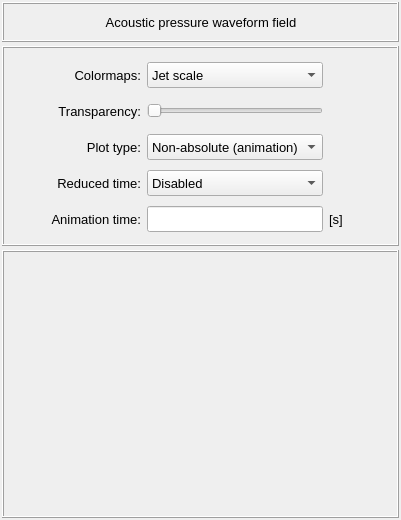
Old version of the form vibra/interface/data/ui_files/plots/acoustic/acoustic_pressure_waveform_field_inputs.ui in the repository MOPT-UFSC/VIBRA.
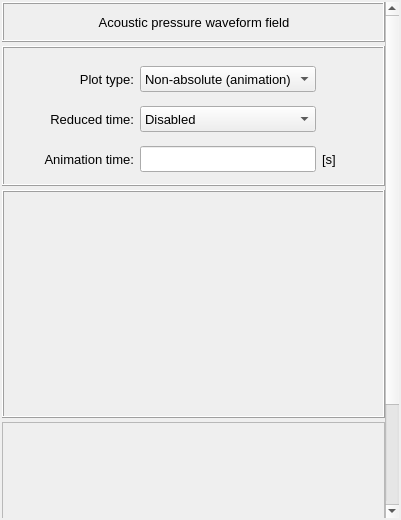
New version of the form.

```diff
--- a/vibra/interface/data/ui_files/plots/acoustic/acoustic_pressure_waveform_field_inputs.ui
+++ b/vibra/interface/data/ui_files/plots/acoustic/acoustic_pressure_waveform_field_inputs.ui
@@ -48,8 +48,8 @@
        <rect>
         <x>0</x>
         <y>0</y>
-        <width>397</width>
-        <height>516</height>
+        <width>383</width>
+        <height>648</height>
        </rect>
       </property>
       <layout class="QGridLayout" name="gridLayout_6">
@@ -71,82 +71,20 @@
        <property name="verticalSpacing">
         <number>4</number>
        </property>
-       <item row="0" column="0">
-        <widget class="QFrame" name="frame">
+       <item row="3" column="0">
+        <widget class="QFrame" name="frame_color">
          <property name="minimumSize">
           <size>
            <width>0</width>
-           <height>40</height>
-          </size>
-         </property>
-         <property name="maximumSize">
-          <size>
-           <width>16777215</width>
-           <height>40</height>
+           <height>228</height>
           </size>
          </property>
          <property name="frameShape">
-          <enum>QFrame::Shape::Box</enum>
+          <enum>QFrame::Shape::StyledPanel</enum>
          </property>
          <property name="frameShadow">
           <enum>QFrame::Shadow::Raised</enum>
          </property>
-         <property name="lineWidth">
-          <number>1</number>
-         </property>
-         <layout class="QGridLayout" name="gridLayout">
-          <property name="leftMargin">
-           <number>10</number>
-          </property>
-          <property name="topMargin">
-           <number>0</number>
-          </property>
-          <property name="bottomMargin">
-           <number>0</number>
-          </property>
-          <property name="spacing">
-           <number>0</number>
-          </property>
-          <item row="0" column="0">
-           <widget class="QLabel" name="label">
-            <property name="minimumSize">
-             <size>
-              <width>0</width>
-              <height>0</height>
-             </size>
-            </property>
-            <property name="maximumSize">
-             <size>
-              <width>16777215</width>
-              <height>16777215</height>
-             </size>
-            </property>
-            <property name="font">
-             <font>
-              <family>Segoe UI</family>
-              <pointsize>10</pointsize>
-              <italic>false</italic>
-              <bold>false</bold>
-             </font>
-            </property>
-            <property name="frameShape">
-             <enum>QFrame::Shape::NoFrame</enum>
-            </property>
-            <property name="frameShadow">
-             <enum>QFrame::Shadow::Raised</enum>
-            </property>
-            <property name="text">
-             <string>Acoustic pressure waveform field</string>
-            </property>
-            <property name="textFormat">
-             <enum>Qt::TextFormat::AutoText</enum>
-            </property>
-            <property name="alignment">
-             <set>Qt::AlignmentFlag::AlignCenter</set>
-            </property>
-           </widget>
-          </item>
-         </layout>
         </widget>
        </item>
        <item row="1" column="0">
@@ -230,296 +168,7 @@
              <property name="bottomMargin">
               <number>0</number>
              </property>
-             <item row="0" column="0">
-              <spacer name="horizontalSpacer_13">
-               <property name="orientation">
-                <enum>Qt::Orientation::Horizontal</enum>
-               </property>
-               <property name="sizeHint" stdset="0">
-                <size>
-                 <width>40</width>
-                 <height>20</height>
-                </size>
-               </property>
-              </spacer>
-             </item>
-             <item row="1" column="3">
-              <widget class="QSlider" name="slider_transparency">
-               <property name="minimumSize">
-                <size>
-                 <width>176</width>
-                 <height>0</height>
-                </size>
-               </property>
-               <property name="maximumSize">
-                <size>
-                 <width>200</width>
-                 <height>16777215</height>
-                </size>
-               </property>
-               <property name="orientation">
-                <enum>Qt::Orientation::Horizontal</enum>
-               </property>
-              </widget>
-             </item>
-             <item row="2" column="1">
-              <widget class="QLabel" name="label_color_scalling">
-               <property name="minimumSize">
-                <size>
-                 <width>110</width>
-                 <height>26</height>
-                </size>
-               </property>
-               <property name="maximumSize">
-                <size>
-                 <width>110</width>
-                 <height>26</height>
-                </size>
-               </property>
-               <property name="font">
-                <font>
-                 <pointsize>10</pointsize>
-                </font>
-               </property>
-               <property name="text">
-                <string>Plot type:</string>
-               </property>
-               <property name="alignment">
-                <set>Qt::AlignmentFlag::AlignRight|Qt::AlignmentFlag::AlignTrailing|Qt::AlignmentFlag::AlignVCenter</set>
-               </property>
-              </widget>
-             </item>
-             <item row="4" column="5">
-              <spacer name="horizontalSpacer">
-               <property name="orientation">
-                <enum>Qt::Orientation::Horizontal</enum>
-               </property>
-               <property name="sizeHint" stdset="0">
-                <size>
-                 <width>40</width>
-                 <height>20</height>
-                </size>
-               </property>
-              </spacer>
-             </item>
-             <item row="4" column="3">
-              <widget class="QLineEdit" name="lineEdit_animation_time">
-               <property name="minimumSize">
-                <size>
-                 <width>0</width>
-                 <height>26</height>
-                </size>
-               </property>
-               <property name="maximumSize">
-                <size>
-                 <width>16777215</width>
-                 <height>26</height>
-                </size>
-               </property>
-               <property name="font">
-                <font>
-                 <pointsize>10</pointsize>
-                </font>
-               </property>
-              </widget>
-             </item>
              <item row="0" column="3">
-              <widget class="QFrame" name="frame_7">
-               <property name="minimumSize">
-                <size>
-                 <width>176</width>
-                 <height>0</height>
-                </size>
-               </property>
-               <property name="maximumSize">
-                <size>
-                 <width>176</width>
-                 <height>16777215</height>
-                </size>
-               </property>
-               <property name="frameShape">
-                <enum>QFrame::Shape::NoFrame</enum>
-               </property>
-               <property name="frameShadow">
-                <enum>QFrame::Shadow::Raised</enum>
-               </property>
-               <layout class="QGridLayout" name="gridLayout_14">
-                <property name="leftMargin">
-                 <number>0</number>
-                </property>
-                <property name="topMargin">
-                 <number>0</number>
-                </property>
-                <property name="rightMargin">
-                 <number>0</number>
-                </property>
-                <property name="bottomMargin">
-                 <number>0</number>
-                </property>
-                <property name="spacing">
-                 <number>0</number>
-                </property>
-                <item row="0" column="0">
-                 <widget class="QComboBox" name="comboBox_colormaps">
-                  <property name="minimumSize">
-                   <size>
-                    <width>120</width>
-                    <height>26</height>
-                   </size>
-                  </property>
-                  <property name="maximumSize">
-                   <size>
-                    <width>200</width>
-                    <height>26</height>
-                   </size>
-                  </property>
-                  <property name="font">
-                   <font>
-                    <pointsize>10</pointsize>
-                   </font>
-                  </property>
-                  <item>
-                   <property name="text">
-                    <string>Jet scale</string>
-                   </property>
-                  </item>
-                  <item>
-                   <property name="text">
-                    <string>Viridis scale</string>
-                   </property>
-                  </item>
-                  <item>
-                   <property name="text">
-                    <string>Inferno scale</string>
-                   </property>
-                  </item>
-                  <item>
-                   <property name="text">
-                    <string>Magma scale</string>
-                   </property>
-                  </item>
-                  <item>
-                   <property name="text">
-                    <string>Plasma scale</string>
-                   </property>
-                  </item>
-                  <item>
-                   <property name="text">
-                    <string>BWR diverging scale</string>
-                   </property>
-                  </item>
-                  <item>
-                   <property name="text">
-                    <string>PiYG diverging scale</string>
-                   </property>
-                  </item>
-                  <item>
-                   <property name="text">
-                    <string>PRGn diverging scale</string>
-                   </property>
-                  </item>
-                  <item>
-                   <property name="text">
-                    <string>BrBG diverging scale</string>
-                   </property>
-                  </item>
-                  <item>
-                   <property name="text">
-                    <string>PuOr diverging scale</string>
-                   </property>
-                  </item>
-                  <item>
-                   <property name="text">
-                    <string>Grayscale</string>
-                   </property>
-                  </item>
-                 </widget>
-                </item>
-               </layout>
-              </widget>
-             </item>
-             <item row="4" column="1">
-              <widget class="QLabel" name="label_animation_time">
-               <property name="minimumSize">
-                <size>
-                 <width>110</width>
-                 <height>26</height>
-                </size>
-               </property>
-               <property name="maximumSize">
-                <size>
-                 <width>110</width>
-                 <height>26</height>
-                </size>
-               </property>
-               <property name="font">
-                <font>
-                 <pointsize>10</pointsize>
-                </font>
-               </property>
-               <property name="text">
-                <string>Animation time:</string>
-               </property>
-               <property name="alignment">
-                <set>Qt::AlignmentFlag::AlignRight|Qt::AlignmentFlag::AlignTrailing|Qt::AlignmentFlag::AlignVCenter</set>
-               </property>
-              </widget>
-             </item>
-             <item row="1" column="1">
-              <widget class="QLabel" name="label_3">
-               <property name="minimumSize">
-                <size>
-                 <width>110</width>
-                 <height>26</height>
-                </size>
-               </property>
-               <property name="maximumSize">
-                <size>
-                 <width>110</width>
-                 <height>26</height>
-                </size>
-               </property>
-               <property name="font">
-                <font>
-                 <pointsize>10</pointsize>
-                </font>
-               </property>
-               <property name="text">
-                <string>Transparency:</string>
-               </property>
-               <property name="alignment">
-                <set>Qt::AlignmentFlag::AlignRight|Qt::AlignmentFlag::AlignTrailing|Qt::AlignmentFlag::AlignVCenter</set>
-               </property>
-              </widget>
-             </item>
-             <item row="0" column="1">
-              <widget class="QLabel" name="label_6">
-               <property name="minimumSize">
-                <size>
-                 <width>110</width>
-                 <height>26</height>
-                </size>
-               </property>
-               <property name="maximumSize">
-                <size>
-                 <width>110</width>
-                 <height>26</height>
-                </size>
-               </property>
-               <property name="font">
-                <font>
-                 <pointsize>10</pointsize>
-                </font>
-               </property>
-               <property name="text">
-                <string>Colormaps:</string>
-               </property>
-               <property name="alignment">
-                <set>Qt::AlignmentFlag::AlignRight|Qt::AlignmentFlag::AlignTrailing|Qt::AlignmentFlag::AlignVCenter</set>
-               </property>
-              </widget>
-             </item>
-             <item row="2" column="3">
               <widget class="QComboBox" name="comboBox_plot_type">
                <property name="minimumSize">
                 <size>
@@ -550,47 +199,7 @@
                </item>
               </widget>
              </item>
-             <item row="3" column="1">
-              <widget class="QLabel" name="label_reduced_time">
-               <property name="minimumSize">
-                <size>
-                 <width>110</width>
-                 <height>26</height>
-                </size>
-               </property>
-               <property name="maximumSize">
-                <size>
-                 <width>110</width>
-                 <height>26</height>
-                </size>
-               </property>
-               <property name="font">
-                <font>
-                 <pointsize>10</pointsize>
-                </font>
-               </property>
-               <property name="text">
-                <string>Reduced time:</string>
-               </property>
-               <property name="alignment">
-                <set>Qt::AlignmentFlag::AlignRight|Qt::AlignmentFlag::AlignTrailing|Qt::AlignmentFlag::AlignVCenter</set>
-               </property>
-              </widget>
-             </item>
-             <item row="4" column="0">
-              <spacer name="horizontalSpacer_14">
-               <property name="orientation">
-                <enum>Qt::Orientation::Horizontal</enum>
-               </property>
-               <property name="sizeHint" stdset="0">
-                <size>
-                 <width>40</width>
-                 <height>20</height>
-                </size>
-               </property>
-              </spacer>
-             </item>
-             <item row="3" column="3">
+             <item row="1" column="3">
               <widget class="QComboBox" name="comboBox_reduced_time">
                <property name="minimumSize">
                 <size>
@@ -626,7 +235,95 @@
                </item>
               </widget>
              </item>
-             <item row="4" column="4">
+             <item row="2" column="5">
+              <spacer name="horizontalSpacer">
+               <property name="orientation">
+                <enum>Qt::Orientation::Horizontal</enum>
+               </property>
+               <property name="sizeHint" stdset="0">
+                <size>
+                 <width>40</width>
+                 <height>20</height>
+                </size>
+               </property>
+              </spacer>
+             </item>
+             <item row="1" column="1">
+              <widget class="QLabel" name="label_reduced_time">
+               <property name="minimumSize">
+                <size>
+                 <width>110</width>
+                 <height>26</height>
+                </size>
+               </property>
+               <property name="maximumSize">
+                <size>
+                 <width>110</width>
+                 <height>26</height>
+                </size>
+               </property>
+               <property name="font">
+                <font>
+                 <pointsize>10</pointsize>
+                </font>
+               </property>
+               <property name="text">
+                <string>Reduced time:</string>
+               </property>
+               <property name="alignment">
+                <set>Qt::AlignmentFlag::AlignRight|Qt::AlignmentFlag::AlignTrailing|Qt::AlignmentFlag::AlignVCenter</set>
+               </property>
+              </widget>
+             </item>
+             <item row="2" column="1">
+              <widget class="QLabel" name="label_animation_time">
+               <property name="minimumSize">
+                <size>
+                 <width>110</width>
+                 <height>26</height>
+                </size>
+               </property>
+               <property name="maximumSize">
+                <size>
+                 <width>110</width>
+                 <height>26</height>
+                </size>
+               </property>
+               <property name="font">
+                <font>
+                 <pointsize>10</pointsize>
+                </font>
+               </property>
+               <property name="text">
+                <string>Animation time:</string>
+               </property>
+               <property name="alignment">
+                <set>Qt::AlignmentFlag::AlignRight|Qt::AlignmentFlag::AlignTrailing|Qt::AlignmentFlag::AlignVCenter</set>
+               </property>
+              </widget>
+             </item>
+             <item row="2" column="3">
+              <widget class="QLineEdit" name="lineEdit_animation_time">
+               <property name="minimumSize">
+                <size>
+                 <width>0</width>
+                 <height>26</height>
+                </size>
+               </property>
+               <property name="maximumSize">
+                <size>
+                 <width>16777215</width>
+                 <height>26</height>
+                </size>
+               </property>
+               <property name="font">
+                <font>
+                 <pointsize>10</pointsize>
+                </font>
+               </property>
+              </widget>
+             </item>
+             <item row="2" column="4">
               <widget class="QLabel" name="label_animation_time_unit">
                <property name="minimumSize">
                 <size>
@@ -650,12 +347,130 @@
                </property>
               </widget>
              </item>
+             <item row="0" column="1">
+              <widget class="QLabel" name="label_color_scalling">
+               <property name="minimumSize">
+                <size>
+                 <width>110</width>
+                 <height>26</height>
+                </size>
+               </property>
+               <property name="maximumSize">
+                <size>
+                 <width>110</width>
+                 <height>26</height>
+                </size>
+               </property>
+               <property name="font">
+                <font>
+                 <pointsize>10</pointsize>
+                </font>
+               </property>
+               <property name="text">
+                <string>Plot type:</string>
+               </property>
+               <property name="alignment">
+                <set>Qt::AlignmentFlag::AlignRight|Qt::AlignmentFlag::AlignTrailing|Qt::AlignmentFlag::AlignVCenter</set>
+               </property>
+              </widget>
+             </item>
+             <item row="2" column="0">
+              <spacer name="horizontalSpacer_14">
+               <property name="orientation">
+                <enum>Qt::Orientation::Horizontal</enum>
+               </property>
+               <property name="sizeHint" stdset="0">
+                <size>
+                 <width>40</width>
+                 <height>20</height>
+                </size>
+               </property>
+              </spacer>
+             </item>
             </layout>
            </widget>
           </item>
          </layout>
         </widget>
        </item>
+       <item row="0" column="0">
+        <widget class="QFrame" name="frame">
+         <property name="minimumSize">
+          <size>
+           <width>0</width>
+           <height>40</height>
+          </size>
+         </property>
+         <property name="maximumSize">
+          <size>
+           <width>16777215</width>
+           <height>40</height>
+          </size>
+         </property>
+         <property name="frameShape">
+          <enum>QFrame::Shape::Box</enum>
+         </property>
+         <property name="frameShadow">
+          <enum>QFrame::Shadow::Raised</enum>
+         </property>
+         <property name="lineWidth">
+          <number>1</number>
+         </property>
+         <layout class="QGridLayout" name="gridLayout">
+          <property name="leftMargin">
+           <number>10</number>
+          </property>
+          <property name="topMargin">
+           <number>0</number>
+          </property>
+          <property name="bottomMargin">
+           <number>0</number>
+          </property>
+          <property name="spacing">
+           <number>0</number>
+          </property>
+          <item row="0" column="0">
+           <widget class="QLabel" name="label">
+            <property name="minimumSize">
+             <size>
+              <width>0</width>
+              <height>0</height>
+             </size>
+            </property>
+            <property name="maximumSize">
+             <size>
+              <width>16777215</width>
+              <height>16777215</height>
+             </size>
+            </property>
+            <property name="font">
+             <font>
+              <family>Segoe UI</family>
+              <pointsize>10</pointsize>
+              <italic>false</italic>
+              <bold>false</bold>
+             </font>
+            </property>
+            <property name="frameShape">
+             <enum>QFrame::Shape::NoFrame</enum>
+            </property>
+            <property name="frameShadow">
+             <enum>QFrame::Shadow::Raised</enum>
+            </property>
+            <property name="text">
+             <string>Acoustic pressure waveform field</string>
+            </property>
+            <property name="textFormat">
+             <enum>Qt::TextFormat::AutoText</enum>
+            </property>
+            <property name="alignment">
+             <set>Qt::AlignmentFlag::AlignCenter</set>
+            </property>
+           </widget>
+          </item>
+         </layout>
+        </widget>
+       </item>
        <item row="2" column="0">
         <widget class="QFrame" name="frame_animation">
          <property name="minimumSize">
```
Left out of the diff: 3 changed lines with no effect on the pictures.
